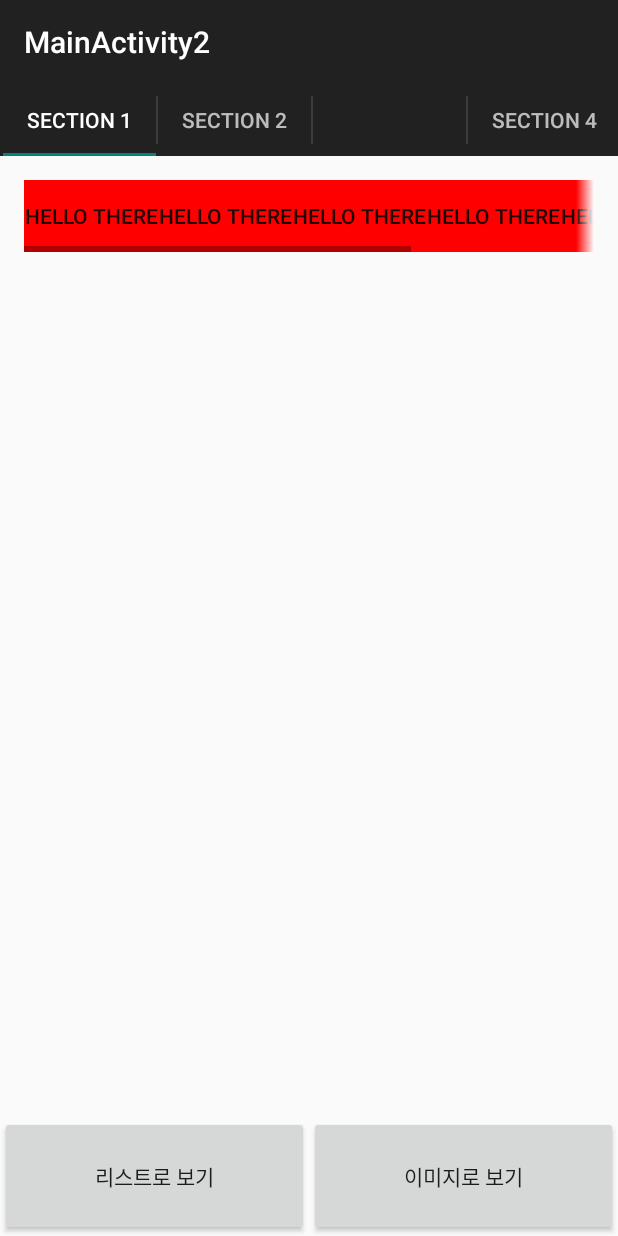
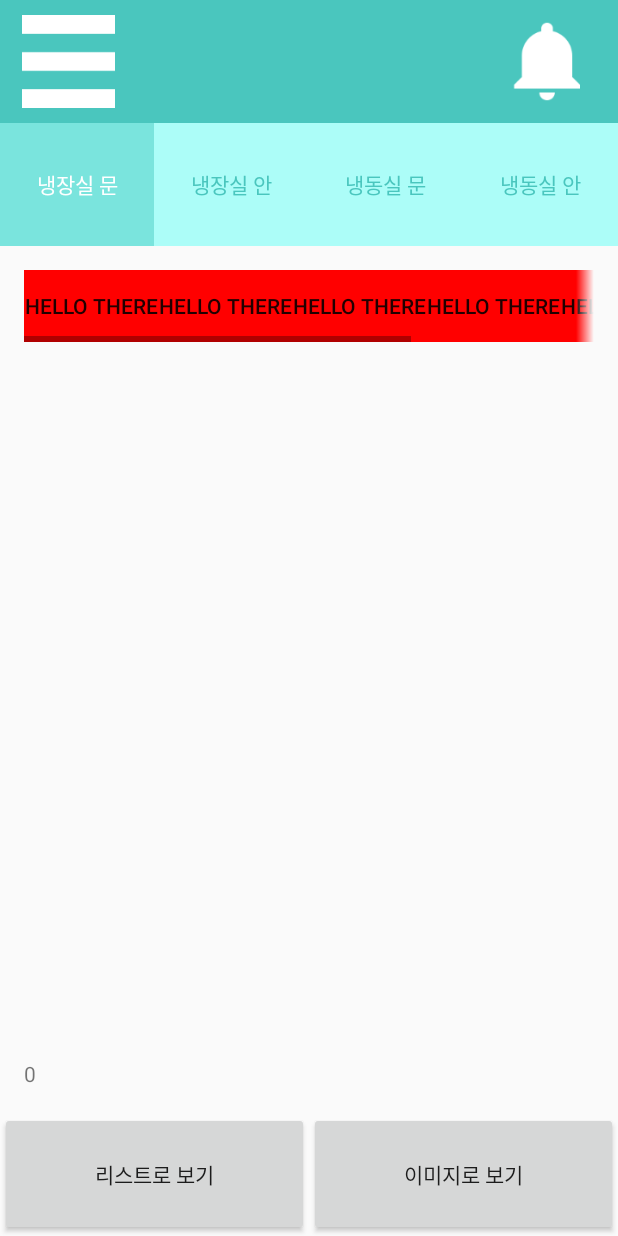
Before and after one commit to Nexters/Bingo, an Android app: the MainActivity screen opened directly, with no data from a screen before it, on a phone screen of 412 x 824 dp. Run offline under Robolectric (Android 15) with nearby library versions, the phone set to English and light mode, and no system bars.

Commit message:
basic 기능 for customizing toolbar & tab bars

```diff
--- a/Android/app/src/main/java/com/example/lg/fridge/activities/MainActivity.java
+++ b/Android/app/src/main/java/com/example/lg/fridge/activities/MainActivity.java
@@ -6,20 +6,21 @@ import android.support.v4.app.FragmentManager;
 import android.support.v4.app.FragmentPagerAdapter;
 import android.support.v4.app.FragmentTransaction;
 import android.support.v4.view.ViewPager;
-import android.support.v7.app.ActionBar;
 import android.support.v7.app.ActionBarActivity;
+import android.support.v7.widget.Toolbar;
+import android.util.Log;
 import android.view.LayoutInflater;
 import android.view.View;
 import android.view.ViewGroup;
 import android.widget.Button;
 import android.widget.TextView;
+import com.example.lg.fridge.R;
 
-import com.example.lg.fridge.R;
 import com.example.lg.fridge.ViewFoodFragment;
 
 import java.util.Locale;
 
-public class MainActivity extends ActionBarActivity implements ActionBar.TabListener {
+public class MainActivity extends ActionBarActivity {
 
     /**
      * The {@link android.support.v4.view.PagerAdapter} that will provide
@@ -29,12 +30,17 @@ public class MainActivity extends ActionBarActivity implements ActionBar.TabList
      * may be best to switch to a
      * {@link android.support.v4.app.FragmentStatePagerAdapter}.
      */
-    SectionsPagerAdapter mSectionsPagerAdapter;
+    private Toolbar actionBar;
+    private Button tab01;
+    private Button tab02;
+    private Button tab03;
+    private Button tab04;
+    private final String FRIDGE_FRAGMENT_TAG = "fridge_fragment";
+
 
     /**
      * The {@link ViewPager} that will host the section contents.
      */
-    ViewPager mViewPager;
 
     @Override
     protected void onCreate(Bundle savedInstanceState) {
@@ -42,38 +48,21 @@ public class MainActivity extends ActionBarActivity implements ActionBar.TabList
         setContentView(R.layout.activity_main);
 
         // Set up the action bar.
-        final ActionBar actionBar = getSupportActionBar();
-        actionBar.setNavigationMode(ActionBar.NAVIGATION_MODE_TABS);
+        actionBar = (Toolbar)findViewById(R.id.actionBar);
+        setSupportActionBar(actionBar);
+        //getSupportActionBar().setNavigationMode(ActionBar.NAVIGATION_MODE_TABS);
 
-        // Create the adapter that will return a fragment for each of the three
-        // primary sections of the activity.
-        mSectionsPagerAdapter = new SectionsPagerAdapter(getSupportFragmentManager());
+        //tab을 위장한 버튼 4개들
+        tab01 = (Button)findViewById(R.id.main_tab01);
+        tab02 = (Button)findViewById(R.id.main_tab02);
+        tab03 = (Button)findViewById(R.id.main_tab03);
+        tab04 = (Button)findViewById(R.id.main_tab04);
+        tab01.setOnClickListener(mOnClickListener);
+        tab02.setOnClickListener(mOnClickListener);
+        tab03.setOnClickListener(mOnClickListener);
+        tab04.setOnClickListener(mOnClickListener);
+        tab01.performClick();   //맨 처음 시작될 때 tab 01이 기본으로 켜지도록
 
-        // Set up the ViewPager with the sections adapter.
-        mViewPager = (ViewPager) findViewById(R.id.pager);
-        mViewPager.setAdapter(mSectionsPagerAdapter);
-
-        // When swiping between different sections, select the corresponding
-        // tab. We can also use ActionBar.Tab#select() to do this if we have
-        // a reference to the Tab.
-        mViewPager.setOnPageChangeListener(new ViewPager.SimpleOnPageChangeListener() {
-            @Override
-            public void onPageSelected(int position) {
-                actionBar.setSelectedNavigationItem(position);
-            }
-        });
-
-        // For each of the sections in the app, add a tab to the action bar.
-        for (int i = 0; i < mSectionsPagerAdapter.getCount(); i++) {
-            // Create a tab with text corresponding to the page title defined by
-            // the adapter. Also specify this Activity object, which implements
-            // the TabListener interface, as the callback (listener) for when
-            // this tab is selected.
-            actionBar.addTab(
-                    actionBar.newTab()
-                            .setText(mSectionsPagerAdapter.getPageTitle(i))
-                            .setTabListener(this));
-        }
 
         //임시코드
         Button btn = (Button)findViewById(R.id.main_btn_view_as_image);
@@ -84,6 +73,55 @@ public class MainActivity extends ActionBarActivity implements ActionBar.TabList
 
             }
         });
+    }
+
+    private View.OnClickListener mOnClickListener = new View.OnClickListener(){
+        @Override
+        public void onClick(View v) {
+            if (v.isSelected()) return;     //만약 이미 선택되어있던 tab이면 아무 처리도 하지 않는다
+            Log.d("TESTING", "clicked");
+            setSelected(v);         //tab 4개 중 선택한 버튼을 선택된 채로 유지하기 위한 method
+            switch(v.getId()) {
+                case R.id.main_tab01:
+                    callUpFridgeFragment(0);
+                    break;
+                case R.id.main_tab02:
+                    callUpFridgeFragment(1);
+                    break;
+                case R.id.main_tab03:
+                    callUpFridgeFragment(2);
+                    break;
+                case R.id.main_tab04:
+                    callUpFridgeFragment(3);
+                    break;
+            }
+        }
+    };
+
+    //더러운 코드
+    private void setSelected(View v) {
+        tab01.setSelected(false);
+        tab02.setSelected(false);
+        tab03.setSelected(false);
+        tab04.setSelected(false);
+        v.setSelected(true);
+    }
+
+    //pos에 따른 냉장고 fragment를 가져옴. --> 0 ~ 3 값
+    private void callUpFridgeFragment(int pos) {
+        PlaceholderFragment pf = PlaceholderFragment.newInstance(pos);
+        FragmentTransaction t = getSupportFragmentManager().beginTransaction();
+        Fragment f = getSupportFragmentManager().findFragmentByTag(FRIDGE_FRAGMENT_TAG);
+        if (f != null) {
+            //만약 이미 fridge fragment가 하나 떠 있다면 replace를한다.
+            t.replace(R.id.main_fragment_container, pf, FRIDGE_FRAGMENT_TAG);
+            t.commit();
+            return;
+        }
+        t.add(R.id.main_fragment_container, pf, FRIDGE_FRAGMENT_TAG);
+        t.commit();
+        return;
+
     }
 
     private void callViewFoodDialog() {
@@ -115,61 +153,6 @@ public class MainActivity extends ActionBarActivity implements ActionBar.TabList
         return super.onOptionsItemSelected(item);
     }
 */
-    @Override
-    public void onTabSelected(ActionBar.Tab tab, FragmentTransaction fragmentTransaction) {
-        // When the given tab is selected, switch to the corresponding page in
-        // the ViewPager.
-        mViewPager.setCurrentItem(tab.getPosition());
-    }
-
-    @Override
-    public void onTabUnselected(ActionBar.Tab tab, FragmentTransaction fragmentTransaction) {
-    }
-
-    @Override
-    public void onTabReselected(ActionBar.Tab tab, FragmentTransaction fragmentTransaction) {
-    }
-
-    /**
-     * A {@link FragmentPagerAdapter} that returns a fragment corresponding to
-     * one of the sections/tabs/pages.
-     */
-    private class SectionsPagerAdapter extends FragmentPagerAdapter {
-
-        private SectionsPagerAdapter(FragmentManager fm) {
-            super(fm);
-        }
-
-        @Override
-        public Fragment getItem(int position) {
-            // getItem is called to instantiate the fragment for the given page.
-            // Return a PlaceholderFragment (defined as a static inner class below).
-            return PlaceholderFragment.newInstance(position + 1);
-        }
-
-        @Override
-        public int getCount() {
-            // Show 3 total pages.
-            return 4;
-        }
-
-        @Override
-        public CharSequence getPageTitle(int position) {
-            Locale l = Locale.getDefault();
-            switch (position) {
-                case 0:
-                    return getString(R.string.title_section1).toUpperCase(l);
-                case 1:
-                    return getString(R.string.title_section2).toUpperCase(l);
-                case 2:
-                    return getString(R.string.title_section3).toUpperCase(l);
-                case 3:
-                    return "Section 4".toUpperCase(l);
-            }
-            return null;
-        }
-    }
-
     /**
      * A placeholder fragment containing a simple view.
      */
--- /dev/null
+++ b/Android/app/src/main/res/drawable/tab_bground_selected.xml
@@ -0,0 +1,5 @@
+<shape xmlns:android="http://schemas.android.com/apk/res/android"
+    android:shape="rectangle">
+    <solid android:color="#7ae4dd"/>
+
+</shape>
--- /dev/null
+++ b/Android/app/src/main/res/drawable/tab_bground_selector.xml
@@ -0,0 +1,12 @@
+<?xml version="1.0" encoding="utf-8"?>
+<selector xmlns:android="http://schemas.android.com/apk/res/android">
+    <item
+        android:state_selected="true"
+        android:drawable="@drawable/tab_bground_selected"/>
+    <item
+        android:state_selected="false"
+        android:drawable="@drawable/tab_bground_unselected"/>
+    <item
+        android:drawable="@drawable/tab_bground_unselected"
+        />
+</selector>
--- /dev/null
+++ b/Android/app/src/main/res/drawable/tab_bground_unselected.xml
@@ -0,0 +1,5 @@
+<shape xmlns:android="http://schemas.android.com/apk/res/android"
+    android:shape="rectangle">
+    <solid android:color="#acfdf8"/>
+
+</shape>
--- /dev/null
+++ b/Android/app/src/main/res/drawable/tab_text_selected.xml
@@ -0,0 +1,6 @@
+<?xml version="1.0" encoding="utf-8"?>
+<shape xmlns:android="http://schemas.android.com/apk/res/android"
+    android:shape="rectangle">
+    <solid android:color="#ffffff"/>
+
+</shape>
--- /dev/null
+++ b/Android/app/src/main/res/drawable/tab_text_selector.xml
@@ -0,0 +1,11 @@
+<selector xmlns:android="http://schemas.android.com/apk/res/android">
+    <item
+        android:state_selected="true"
+        android:color="#ffffff"
+        />
+    <item
+        android:state_selected="false"
+        android:color="#4ac6be"/>
+    <item
+        android:color="#4ac6be"/>
+</selector>
--- /dev/null
+++ b/Android/app/src/main/res/drawable/tab_text_unselected.xml
@@ -0,0 +1,5 @@
+<shape xmlns:android="http://schemas.android.com/apk/res/android"
+    android:shape="rectangle">
+    <solid android:color="#4ac6be"/>
+
+</shape>
--- /dev/null
+++ b/Android/app/src/main/res/layout/actionbar.xml
@@ -0,0 +1,44 @@
+<?xml version="1.0" encoding="utf-8"?>
+<android.support.v7.widget.Toolbar xmlns:android="http://schemas.android.com/apk/res/android"
+    xmlns:app="http://schemas.android.com/apk/res-auto"
+    android:id="@+id/actionBar"
+    android:layout_width="match_parent"
+    android:layout_height="match_parent"
+    app:contentInsetEnd="0dp"
+    app:contentInsetStart="0dp" >
+    <LinearLayout
+        android:layout_width="match_parent"
+        android:layout_height="match_parent"
+        android:background="#4ac6be"
+        android:orientation="horizontal">
+        <LinearLayout
+            android:layout_width="0px"
+            android:layout_height="match_parent"
+            android:layout_weight="2">
+            <ImageView
+                android:layout_width="match_parent"
+                android:layout_height="match_parent"
+                android:src="@drawable/icon_menu"
+                android:scaleType="fitCenter"
+                android:padding="10dp"/>
+        </LinearLayout>
+        <LinearLayout
+            android:layout_width="0px"
+            android:layout_height="match_parent"
+            android:layout_weight="5"></LinearLayout>
+        <LinearLayout
+            android:layout_width="0px"
+            android:layout_height="match_parent"
+            android:layout_weight="2"
+            android:gravity="center">
+            <ImageView
+                android:layout_width="match_parent"
+                android:layout_height="match_parent"
+                android:src="@drawable/icon_alarm"
+                android:scaleType="fitCenter"
+                android:padding="10dp"/>
+            </LinearLayout>
+
+
+        </LinearLayout>
+</android.support.v7.widget.Toolbar>
--- a/Android/app/src/main/res/layout/activity_main.xml
+++ b/Android/app/src/main/res/layout/activity_main.xml
@@ -2,10 +2,53 @@
     android:layout_width="match_parent"
     android:layout_height="match_parent"
     android:orientation="vertical">
-    <android.support.v4.view.ViewPager
-        android:id="@+id/pager"
+    <include layout="@layout/actionbar"
+        android:layout_width="match_parent"
+        android:layout_height="0px"
+        android:layout_weight="1"/>
+    <LinearLayout
+        android:layout_width="match_parent"
+        android:layout_height="0px"
+        android:layout_weight="1"
+        android:orientation="horizontal">
+        <Button
+            android:id="@+id/main_tab01"
+            android:layout_width="0px"
+            android:layout_height="match_parent"
+            android:layout_weight="1"
+            android:text="냉장실 문"
+            android:background="@drawable/tab_bground_selector"
+            android:textColor="@drawable/tab_text_selector"/>
+        <Button
+            android:id="@+id/main_tab02"
+            android:layout_width="0px"
+            android:layout_height="match_parent"
+            android:layout_weight="1"
+            android:text="냉장실 안"
+            android:background="@drawable/tab_bground_selector"
+            android:textColor="@drawable/tab_text_selector"/>
+        <Button
+            android:id="@+id/main_tab03"
+            android:layout_width="0px"
+            android:layout_height="match_parent"
+            android:layout_weight="1"
+            android:text="냉동실 문"
+            android:background="@drawable/tab_bground_selector"
+            android:textColor="@drawable/tab_text_selector"/>
+        <Button
+            android:id="@+id/main_tab04"
+            android:layout_width="0px"
+            android:layout_height="match_parent"
+            android:layout_weight="1"
+            android:text="냉동실 안"
+            android:background="@drawable/tab_bground_selector"
+            android:textColor="@drawable/tab_text_selector"/>
+        </LinearLayout>
+    <LinearLayout
+        android:orientation="vertical"
+        android:id="@+id/main_fragment_container"
         android:layout_width="match_parent" android:layout_height="0px"
-        android:layout_weight="8"/>
+        android:layout_weight="7"></LinearLayout>
     <LinearLayout
         android:layout_width="match_parent"
         android:layout_height="0px"
--- a/Android/app/src/main/res/layout/fragment_main_activity2.xml
+++ b/Android/app/src/main/res/layout/fragment_main_activity2.xml
@@ -7,7 +7,7 @@
     tools:context="com.example.lg.testing.activities.MainActivity2$PlaceholderFragment">
 
     <TextView android:id="@+id/section_label" android:layout_width="wrap_content"
-        android:layout_height="wrap_content" />
+        android:layout_height="wrap_content" android:layout_alignParentBottom="true" />
     <HorizontalScrollView
         android:layout_width="match_parent"
         android:layout_height="wrap_content"
--- a/Android/app/src/main/res/values/styles.xml
+++ b/Android/app/src/main/res/values/styles.xml
@@ -1,7 +1,7 @@
 <resources>
 
     <!-- Base application theme. -->
-    <style name="AppTheme" parent="Theme.AppCompat.Light.DarkActionBar">
+    <style name="AppTheme" parent="Theme.AppCompat.Light.NoActionBar">
         <!-- Customize your theme here. -->
     </style>
     <style name="dialog_fade_out_animation" >
```
Also changed, not shown: Android/app/src/main/java/com/example/lg/fridge/calendar/CalendarAdapter.java (+8 -12 lines), Android/app/src/main/res/layout/activity_intro.xml (+6 -6 lines), Android/app/src/main/res/layout/activity_log_in.xml (+6 -8 lines), Android/app/src/main/res/layout/tab.xml (added, +14 -0 lines), Android/app/src/main/res/values/strings.xml (+8 -5 lines), Android/app/src/main/res/drawable-xhdpi/icon_alarm.png (added), Android/app/src/main/res/drawable-xhdpi/icon_menu.png (added).
